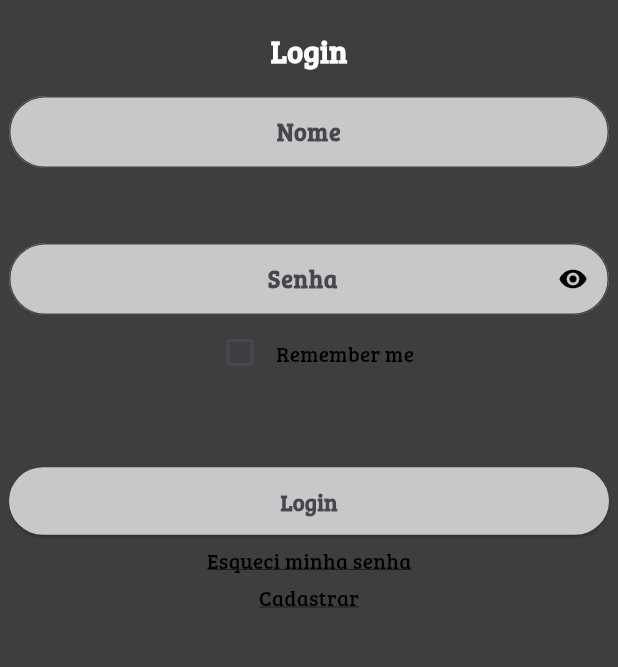
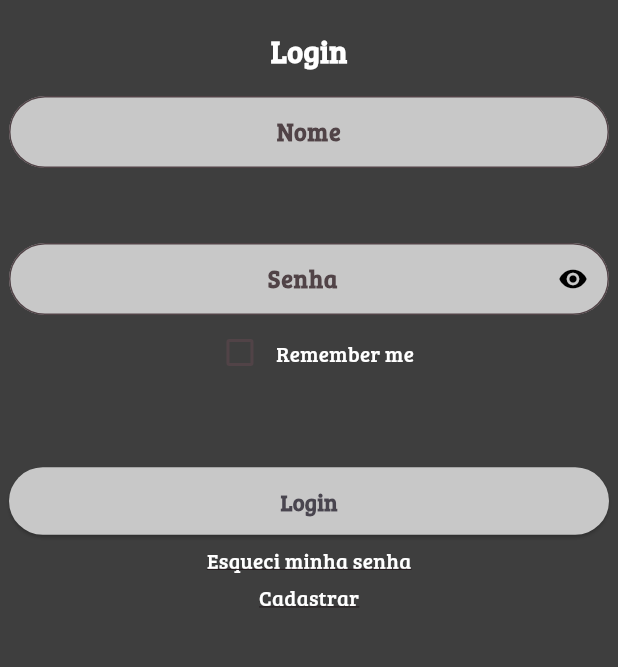
Before and after one commit to Caio32Pro/TCC-MOBILE, a Flutter app: the screen it shows after launch, on a phone screen of 412 x 824 dp, the part 450-1117 px from its top. Run offline on Flutter 3.47's test engine with Material 3 defaults, Android fonts, the phone set to English and light mode, and no system bars.

Commit message:
Something about the main color | Testing the compatibiliti of the cellphone

```diff
--- a/lib/homepage.dart
+++ b/lib/homepage.dart
@@ -20,9 +20,13 @@
         currentIndex: 1,
         items: [
           BottomNavigationBarItem(
+            icon: Icon(Icons.fitness_center),
+            label: 'Exercícios',
+          ),
+          /*BottomNavigationBarItem(
             icon: Icon(Icons.sports_gymnastics),
             label: 'Exercícios',
-          ),
+          ),*/
           BottomNavigationBarItem(
             icon: Icon(Icons.home),
             label: 'Home',
--- a/lib/login.dart
+++ b/lib/login.dart
@@ -12,13 +12,14 @@
 }
 
 class LoginState extends State<Login> {
-  bool _isChecked = false; // Add this line
+  bool _isChecked = false;
 
   @override
   Widget build(BuildContext context) {
     return Scaffold(
       backgroundColor: Color(0xFF3E3E3E),
-      body: Center(
+      body: SingleChildScrollView(
+        child: Center(
         child: Column(
 
           children: [
@@ -102,6 +103,7 @@
               mainAxisAlignment: MainAxisAlignment.center,
               children: [
                 Checkbox(
+                  checkColor: const Color.fromARGB(255, 255, 255, 255),
                   value: _isChecked, // Update this line
                   onChanged: (value) {
                     setState(() {
@@ -110,7 +112,7 @@
                   },
                 ),
                 SizedBox(height: 10),
-                Text('Remember me', style: TextStyle(color: Colors.black)), //fazer depois
+                Text('Remember me', style: TextStyle(color: const Color.fromARGB(255, 255, 255, 255))), //fazer depois
                 SizedBox(height: 50),
               ],
             ),
@@ -147,7 +149,7 @@
             },
             child: Text(
               'Esqueci minha senha',
-              style: TextStyle(color: Colors.black, decoration: TextDecoration.underline),
+              style: TextStyle(color: const Color.fromARGB(255, 255, 255, 255), decoration: TextDecoration.underline),
             ),
           ),
 
@@ -161,12 +163,13 @@
             },
             child: Text(
               'Cadastrar',
-              style: TextStyle(color: Colors.black, decoration: TextDecoration.underline),
+              style: TextStyle(color: const Color.fromARGB(255, 255, 255, 255), decoration: TextDecoration.underline),
             )
           )
           ],
         ),
       ),
+    ),
     );
   }
 }
--- a/lib/main.dart
+++ b/lib/main.dart
@@ -10,8 +10,9 @@
   @override
   Widget build(BuildContext context) {
     return MaterialApp(
-      title: 'Flutter Demo',
+      title: 'GymGuru',
       theme: ThemeData(
+        colorScheme: ColorScheme.fromSeed(seedColor: Colors.black),
         fontFamily: 'BreeSerif',
       ),
       home: Login(),
```
Also changed, not shown: pubspec.yaml (+0 -35 lines).
